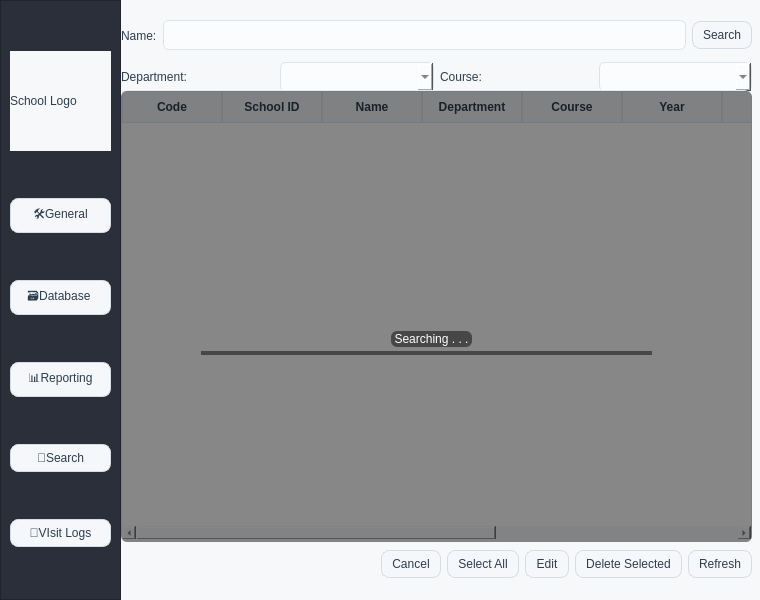
The window that qt-app/adminwindow.ui (lachris320/WITS) describes before a commit, drawn with Qt 5.
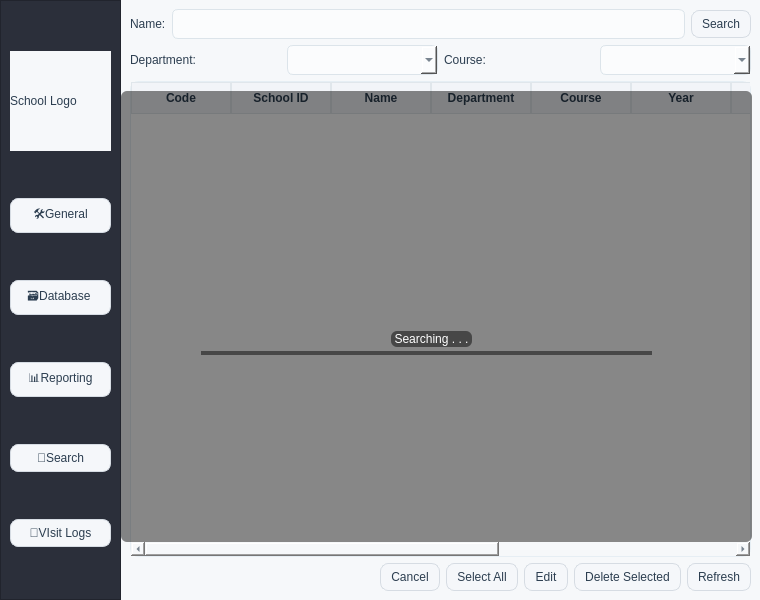
The same window after the commit. The open tabs and pages were chosen to show the change.

Commit message: refactor(ui): lay out Student Search page, preserve busy overlay

```diff
--- a/qt-app/adminwindow.ui
+++ b/qt-app/adminwindow.ui
@@ -1973,15 +1973,8 @@
      </layout>
     </widget>
     <widget class="QWidget" name="studentSearchPage">
-     <widget class="QWidget" name="horizontalLayoutWidget">
-      <property name="geometry">
-       <rect>
-        <x>0</x>
-        <y>10</y>
-        <width>631</width>
-        <height>51</height>
-       </rect>
-      </property>
+     <layout class="QVBoxLayout" name="verticalLayout_searchPage">
+      <item>
       <layout class="QHBoxLayout" name="horizontalLayout">
        <item>
         <widget class="QLabel" name="label_37">
@@ -2001,16 +1994,8 @@
         </widget>
        </item>
       </layout>
-     </widget>
-     <widget class="QWidget" name="horizontalLayoutWidget_2">
-      <property name="geometry">
-       <rect>
-        <x>0</x>
-        <y>60</y>
-        <width>631</width>
-        <height>34</height>
-       </rect>
-      </property>
+      </item>
+      <item>
       <layout class="QHBoxLayout" name="horizontalLayout_2">
        <item>
         <widget class="QLabel" name="label_38">
@@ -2033,15 +2018,14 @@
         <widget class="QComboBox" name="searchCourseFilter"/>
        </item>
       </layout>
-     </widget>
+      </item>
+      <item>
      <widget class="QTableWidget" name="studentSearchTable">
-      <property name="geometry">
-       <rect>
-        <x>0</x>
-        <y>90</y>
-        <width>631</width>
-        <height>451</height>
-       </rect>
+        <property name="sizePolicy">
+         <sizepolicy hsizetype="Expanding" vsizetype="Expanding">
+          <horstretch>0</horstretch>
+          <verstretch>1</verstretch>
+         </sizepolicy>
       </property>
       <property name="alternatingRowColors">
        <bool>true</bool>
@@ -2105,15 +2089,8 @@
       </column>
       <column/>
      </widget>
-     <widget class="QWidget" name="horizontalLayoutWidget_3">
-      <property name="geometry">
-       <rect>
-        <x>0</x>
-        <y>539</y>
-        <width>631</width>
-        <height>51</height>
-       </rect>
-      </property>
+      </item>
+      <item>
       <layout class="QHBoxLayout" name="horizontalLayout_3">
        <item>
         <spacer name="horizontalSpacer">
@@ -2164,7 +2141,8 @@
         </widget>
        </item>
       </layout>
-     </widget>
+      </item>
+     </layout>
      <widget class="QWidget" name="searchOverlay" native="true">
       <property name="geometry">
        <rect>
```
Lines whose indentation alone changed are shown as unchanged.
